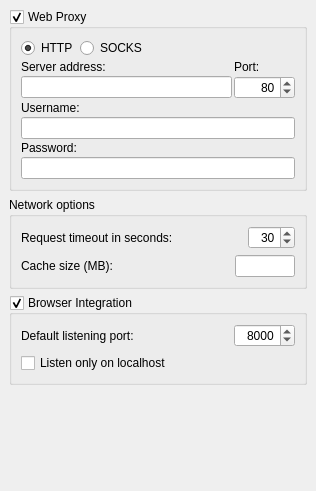
First picture: the form in ui/options_network.ui, repository metabrainz/picard, before the edit.
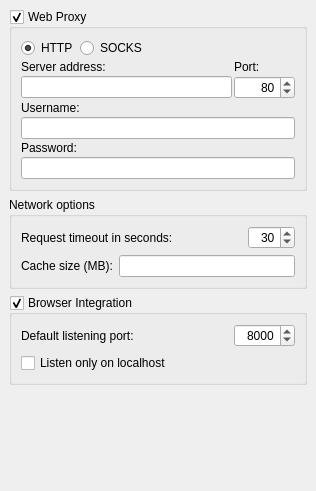
Second picture: the form after the edit.

Commit message: Fix option page cache size label not expanding

Diff of the .ui file:
```diff
--- a/ui/options_network.ui
+++ b/ui/options_network.ui
@@ -191,42 +191,15 @@
       </item>
       <item>
        <layout class="QHBoxLayout" name="horizontalLayout">
-        <item alignment="Qt::AlignmentFlag::AlignLeft|Qt::AlignmentFlag::AlignVCenter">
+        <item>
          <widget class="QLabel" name="label_cache_size">
-          <property name="sizePolicy">
-           <sizepolicy hsizetype="Expanding" vsizetype="Preferred">
-            <horstretch>0</horstretch>
-            <verstretch>0</verstretch>
-           </sizepolicy>
-          </property>
           <property name="text">
            <string>Cache size (MB):</string>
           </property>
-          <property name="wordWrap">
-           <bool>false</bool>
-          </property>
          </widget>
         </item>
         <item>
          <widget class="QLineEdit" name="network_cache_size">
-          <property name="sizePolicy">
-           <sizepolicy hsizetype="Minimum" vsizetype="Fixed">
-            <horstretch>0</horstretch>
-            <verstretch>0</verstretch>
-           </sizepolicy>
-          </property>
-          <property name="minimumSize">
-           <size>
-            <width>60</width>
-            <height>0</height>
-           </size>
-          </property>
-          <property name="maximumSize">
-           <size>
-            <width>60</width>
-            <height>16777215</height>
-           </size>
-          </property>
           <property name="text">
            <string/>
           </property>
```
Left out of the diff: 1 changed line with no effect on the pictures. The commit also changes 2 other files.
